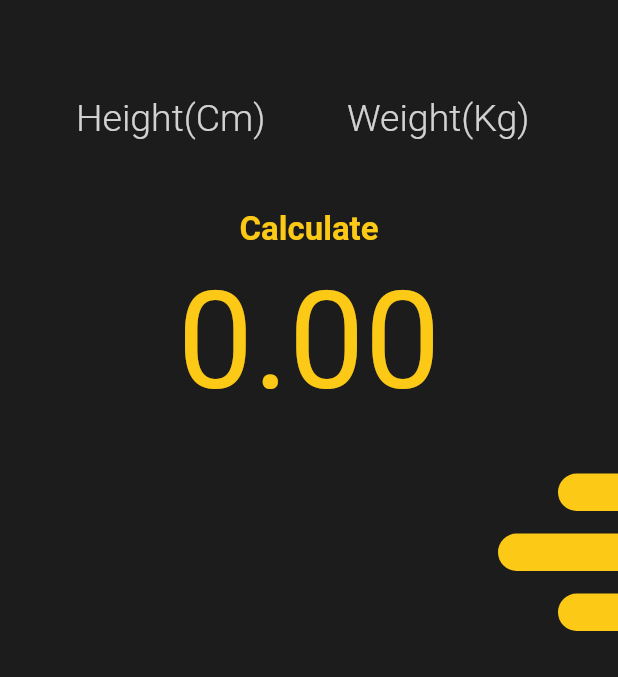
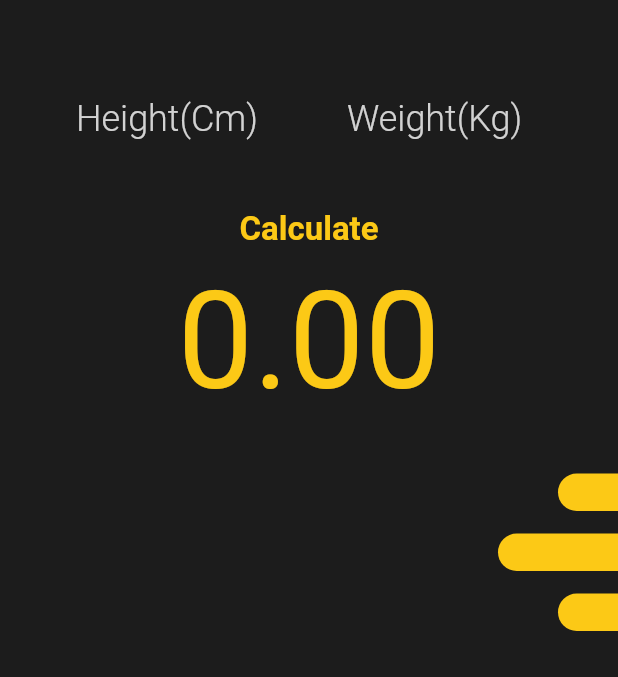
Before and after one commit to Anm0lGrewal/bmi-calculator, a Flutter app: the screen it shows after launch, on a phone screen of 412 x 824 dp, the part 59-736 px from its top. Run offline on Flutter 3.47's test engine with Material 2 defaults, Android fonts, the phone set to English and light mode, and no system bars; our stand-ins replace hexcolor.

Commit message:
font size adjust

```diff
--- a/lib/constants/screens/home.dart
+++ b/lib/constants/screens/home.dart
@@ -52,7 +52,7 @@ class _HomeScreenState extends State<HomeScreen> {
                         border: InputBorder.none,
                         hintText: "Height(Cm)",
                         hintStyle: TextStyle(
-                            fontSize: 25,
+                            fontSize: 24,
                             fontWeight: FontWeight.w300,
                             color: Colors.white.withOpacity(.8))),
                   ),
@@ -71,7 +71,7 @@ class _HomeScreenState extends State<HomeScreen> {
                         border: InputBorder.none,
                         hintText: "Weight(Kg)",
                         hintStyle: TextStyle(
-                            fontSize: 25,
+                            fontSize: 24,
                             fontWeight: FontWeight.w300,
                             color: Colors.white.withOpacity(.8))),
                   ),
```
